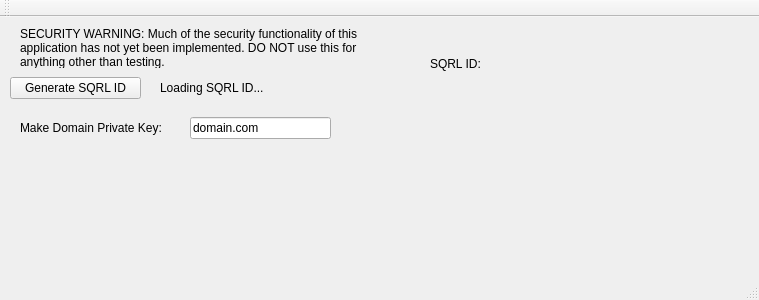
Above: sqrl-qt/mainwindow.ui from 501st-alpha1/sqrl-qt before the change. Below: the same form after it.
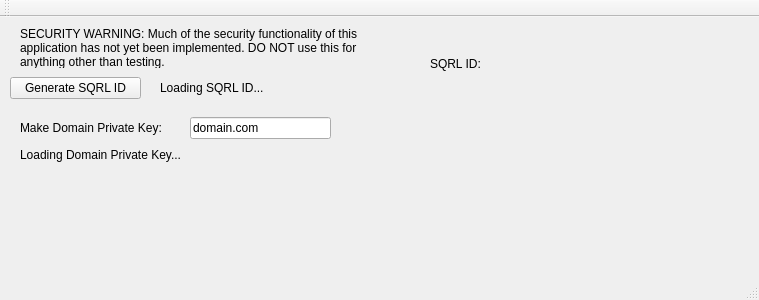
That is the form after the change.

Commit message:
Implemented domain-specific private key creation
Probably not the right algorithm, will have to look into that.

Diff of the .ui file:
```diff
--- a/sqrl-qt/mainwindow.ui
+++ b/sqrl-qt/mainwindow.ui
@@ -98,6 +98,19 @@
      <string>domain.com</string>
     </property>
    </widget>
+   <widget class="QLabel" name="label_5">
+    <property name="geometry">
+     <rect>
+      <x>20</x>
+      <y>130</y>
+      <width>711</width>
+      <height>16</height>
+     </rect>
+    </property>
+    <property name="text">
+     <string>Loading Domain Private Key...</string>
+    </property>
+   </widget>
   </widget>
   <widget class="QMenuBar" name="menuBar">
    <property name="geometry">
```
The commit also changes 2 other files.
